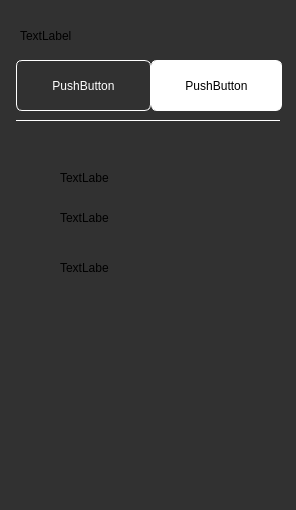
First picture: the form in PhoneManagerGUI/tariffcard.ui, repository tarashunchak/PhoneCompanyManager, before the edit.
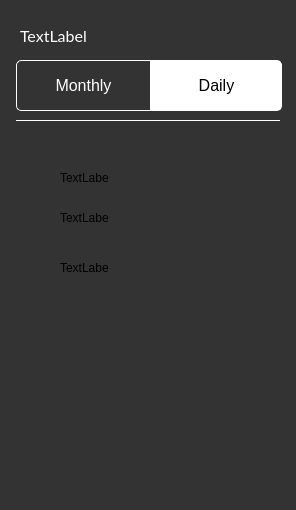
Second picture: the form after the edit.

Commit message: tariff card buttons color switching addition

Diff of the .ui file:
```diff
--- a/PhoneManagerGUI/tariffcard.ui
+++ b/PhoneManagerGUI/tariffcard.ui
@@ -2,6 +2,9 @@
 <ui version="4.0">
  <class>TariffCard</class>
  <widget class="QWidget" name="TariffCard">
+  <property name="enabled">
+   <bool>true</bool>
+  </property>
   <property name="geometry">
    <rect>
     <x>0</x>
@@ -13,8 +16,12 @@
   <property name="windowTitle">
    <string>Form</string>
   </property>
+  <property name="autoFillBackground">
+   <bool>false</bool>
+  </property>
   <property name="styleSheet">
-   <string notr="true">background-color:rgba(49, 49, 49, 1);</string>
+   <string notr="true">border-radius:5px;
+background-color:rgba(51, 51, 51, 1);</string>
   </property>
   <widget class="QPushButton" name="pushButton">
    <property name="geometry">
@@ -25,14 +32,22 @@
      <height>51</height>
     </rect>
    </property>
+   <property name="font">
+    <font>
+     <pointsize>12</pointsize>
+    </font>
+   </property>
+   <property name="autoFillBackground">
+    <bool>false</bool>
+   </property>
    <property name="styleSheet">
-    <string notr="true">border-radius:6px;
-background-color:transparent;
+    <string notr="true">border-top-right-radius:0px;
+border-bottom-right-radius:0px;
 border:1px solid rgb(255, 255, 255);
 color:white;</string>
    </property>
    <property name="text">
-    <string>PushButton</string>
+    <string>Monthly</string>
    </property>
   </widget>
   <widget class="QPushButton" name="pushButton_2">
@@ -44,14 +59,23 @@
      <height>51</height>
     </rect>
    </property>
+   <property name="font">
+    <font>
+     <pointsize>12</pointsize>
+    </font>
+   </property>
+   <property name="autoFillBackground">
+    <bool>false</bool>
+   </property>
    <property name="styleSheet">
-    <string notr="true">border-radius:6px;
+    <string notr="true">border-top-left-radius:0px;
+border-bottom-left-radius:0px;
 background-color:white;
 border:1px solid rgb(255, 255, 255);
 color:black;</string>
    </property>
    <property name="text">
-    <string>PushButton</string>
+    <string>Daily</string>
    </property>
   </widget>
   <widget class="QLabel" name="label">
@@ -63,6 +87,17 @@
      <height>31</height>
     </rect>
    </property>
+   <property name="font">
+    <font>
+     <family>Lato</family>
+     <pointsize>-1</pointsize>
+    </font>
+   </property>
+   <property name="styleSheet">
+    <string notr="true">color:white;
+font-family:Lato;
+font-size:16px;</string>
+   </property>
    <property name="text">
     <string>TextLabel</string>
    </property>
```
Left out of the diff: 6 changed lines with no effect on the pictures. The commit also changes 5 other files.
